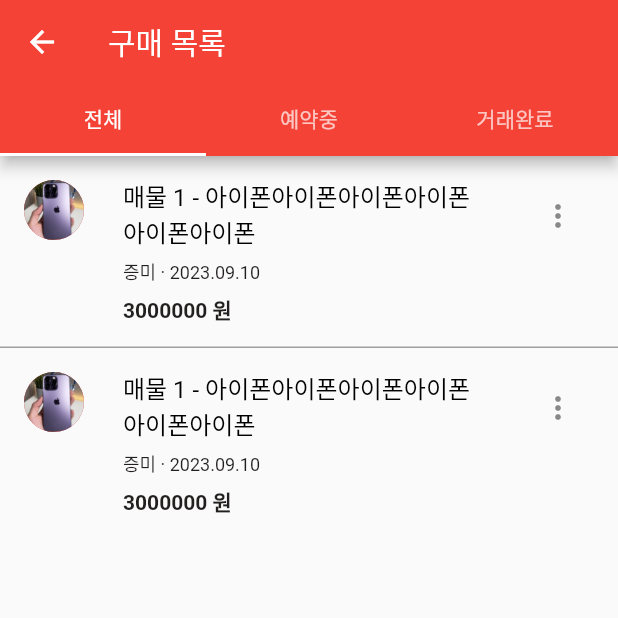
After one commit to dog1cat2/hangeun, a Flutter app: the SettingScreen screen opened by its route, after a tap on "구매 목록", on a phone screen of 412 x 824 dp, the top half of it. The commit adds this screen. Run offline on Flutter 3.47's test engine with Material 2 defaults, Android fonts, the phone set to English and light mode, and no system bars; our stand-ins replace carousel_slider, google_fonts.

Commit message:
판매목록/구매목록 TAB 화면 추가

```diff
--- /dev/null
+++ b/lib/screen/my_buy_screen.dart
@@ -0,0 +1,183 @@
+import 'package:flutter/material.dart';
+import 'package:myapp/screen/sell_item_edit_screen.dart';
+import 'package:myapp/screen/sell_item_screen.dart';
+
+class MyBuyScreen extends StatefulWidget {
+  const MyBuyScreen({super.key});
+
+  @override
+  State<MyBuyScreen> createState() => _MyBuyState();
+}
+
+class _MyBuyState extends State<MyBuyScreen> with TickerProviderStateMixin {
+
+  final List<Map<String, dynamic>> sellListMap = [
+    {
+      'item_uid': '0',
+      'item_title': '매물 1 - 아이폰아이폰아이폰아이폰아이폰아이폰',
+      'sell_price': '3000000',
+      'office_name': '증미',
+      'pic_file_path': 'assets/images/rectangle-9-bg-tVP.png',
+      'create_date': '2023.09.10',
+    },
+    {
+      'item_uid': '0',
+      'item_title': '매물 1 - 아이폰아이폰아이폰아이폰아이폰아이폰',
+      'sell_price': '3000000',
+      'office_name': '증미',
+      'pic_file_path': 'assets/images/rectangle-9-bg-tVP.png',
+      'create_date': '2023.09.10',
+    },
+  ];
+
+  late final TabController tabController;
+
+  final TABS = [
+    { 'text': '전체', 'gubun': 0},
+    { 'text': '예약중', 'gubun': 1},
+    { 'text': '거래완료', 'gubun': 2},
+  ];
+
+  @override
+  void initState() {
+    super.initState();
+
+    tabController = TabController(
+      length: TABS.length,
+      vsync: this,
+    );
+    tabController.addListener(() {
+      setState(() {});
+    });
+  }
+
+  @override
+  Widget build(BuildContext context) {
+
+    return Scaffold(
+      appBar: AppBar(
+        title: Text('구매 목록'),
+        bottom: TabBar(
+          controller: tabController,
+          tabs: TABS
+              .map(
+                (e) => Tab(
+                  text: e['text'].toString(),
+                ),
+              ).toList(),
+        ),
+      ),
+      body: TabBarView(
+        controller: tabController,
+        children: TABS.map((e) =>
+          ListView.separated(
+            itemCount: sellListMap.length,
+            itemBuilder: (BuildContext context, int index) {
+              final item = sellListMap[index];
+              final ListMenus = [
+                { 'action': 'edit', 'icon': Icons.delete, 'text': '수정'},
+                { 'action': 'delete', 'icon': Icons.mode_edit_outlined, 'text': '삭제'},
+              ];
+
+              return ListTile(
+                title: Container(
+                    padding: const EdgeInsets.fromLTRB(10, 10, 10, 10),
+                    child: Row(
+                      crossAxisAlignment: CrossAxisAlignment.start,
+                      // mainAxisAlignment: MainAxisAlignment.spaceBetween,
+                      children: [
+                        Expanded(
+                          child: Column(
+                            crossAxisAlignment: CrossAxisAlignment.start,
+                            children: [
+                              Text(
+                                item['item_title'],
+                                style: const TextStyle(
+                                  fontSize: 16,
+                                  fontWeight: FontWeight.w400,
+                                  color: Color(0xff000000),
+                                ),
+                              ),
+                              const SizedBox(height: 6),
+                              Text(
+                                item['office_name'] + ' · ' + item['create_date'],
+                                style: const TextStyle(
+                                  fontSize: 12,
+                                  fontWeight: FontWeight.w400,
+                                  color: Color(0xff221f1f),
+                                ),
+                              ),
+                              const SizedBox(height: 6),
+                              Text(
+                                item['sell_price'] + ' 원',
+                                style: const TextStyle(
+                                  fontSize: 14,
+                                  fontWeight: FontWeight.bold,
+                                  color: Color(0xff221f1f),
+                                ),
+                              ),
+                            ],
+                          ),
+                        ),
+                      ],
+                    ),
+                  ),
+                trailing: PopupMenuButton(
+                  onSelected: (String action) {
+                    print('selected -> ' + action);
+
+                    if(action=='edit') {
+                      Navigator.of(context).push( MaterialPageRoute(
+                        builder: (context) => SellItemEditScreen(
+                          itemUid: '',
+                        ))
+                      );
+                    }
+                    else if(action=='delete') {
+                      //
+                    }
+                    // final snackBar = SnackBar(
+                    //   content: Text("$result['text'] is selected."),
+                    // );
+                    // ScaffoldMessenger.of(context).showSnackBar(snackBar);
+                  },
+                  itemBuilder: (BuildContext buildContext) {
+                    return [
+                      for (final item in ListMenus)
+                        PopupMenuItem(
+                          value: item['action'].toString(),
+                          child: Text(item['text'].toString()),
+                          // child: Row(
+                          //   children: [
+                          //     Icon(item['icon']),
+                          //     Text(item['text'].toString()),
+                          //   ]
+                          // ),
+                        )
+                    ];
+                  },
+                ),
+                leading: const CircleAvatar(
+                  foregroundImage: AssetImage('assets/images/bg.png'),
+                ),
+                onTap: () {
+                  Navigator.of(context).push( MaterialPageRoute(
+                    builder: (context) => SellItemScreen(
+                      itemUid: item['item_uid'],
+                    ))
+                  );
+                },
+              );
+            },
+            separatorBuilder: (context, index) {
+              return Container(
+                height: 1,
+                color: Colors.grey,
+              );
+            },
+          ),
+        ).toList(),
+      ),
+    );
+  }
+}
--- a/lib/screen/setting_screen.dart
+++ b/lib/screen/setting_screen.dart
@@ -1,5 +1,7 @@
 import 'package:flutter/material.dart';
 import 'package:myapp/screen/login_screen.dart';
+import 'package:myapp/screen/my_buy_screen.dart';
+import 'package:myapp/screen/my_sell_screen.dart';
 import 'package:myapp/screen/setting_edit_screen.dart';
 
 class SettingScreen extends StatelessWidget {
@@ -59,17 +61,25 @@ class SettingScreen extends StatelessWidget {
           ),
           const Padding(padding: EdgeInsets.only(top: 10)),
           ListTile(
-            title: const Text('판매목록'),
+            title: const Text('판매 목록'),
             leading: const Icon(Icons.sell),
             onTap: () {
-              //
+              Navigator.of(context).push(
+                MaterialPageRoute(
+                  builder: (context) => MySellScreen()
+                )
+              );
             },
           ),
           ListTile(
-            title: const Text('구매목록'),
+            title: const Text('구매 목록'),
             leading: const Icon(Icons.shopping_cart),
             onTap: () {
-              //
+              Navigator.of(context).push(
+                MaterialPageRoute(
+                  builder: (context) => MyBuyScreen()
+                )
+              );
             },
           ),
           const Padding(padding: EdgeInsets.only(top: 10)),
```
Also changed, not shown: lib/screen/my_sell_screen.dart (added, +176 -0 lines).
